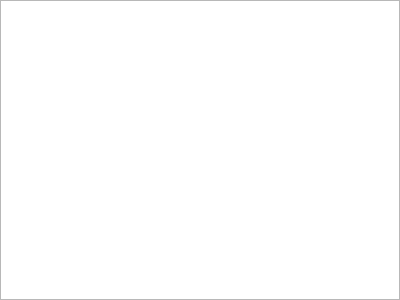
QtLab/lmApp, file longmanApp/src/appGUI/lmGraphView.ui: the form before one commit.
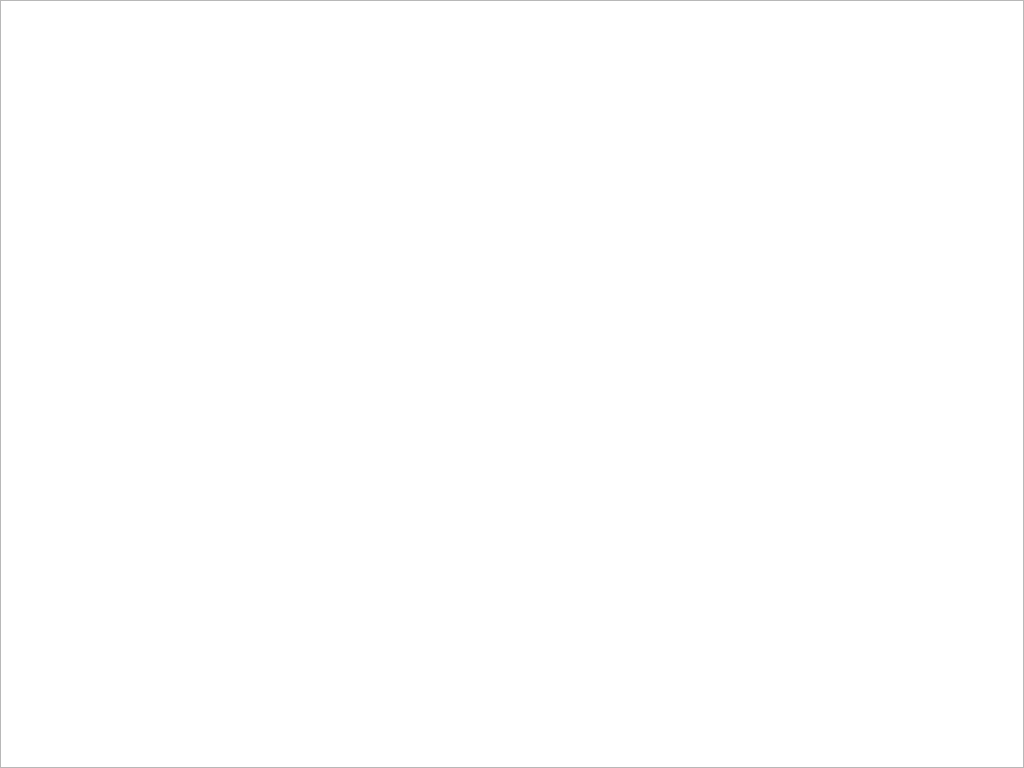
The form after the commit.

Patch:
```diff
--- a/longmanApp/src/appGUI/lmGraphView.ui
+++ b/longmanApp/src/appGUI/lmGraphView.ui
@@ -6,13 +6,37 @@
    <rect>
     <x>0</x>
     <y>0</y>
-    <width>400</width>
-    <height>300</height>
+    <width>1024</width>
+    <height>768</height>
    </rect>
   </property>
+  <property name="minimumSize">
+   <size>
+    <width>640</width>
+    <height>480</height>
+   </size>
+  </property>
   <property name="windowTitle">
    <string>lmGraphView</string>
   </property>
+  <property name="backgroundBrush">
+   <brush brushstyle="NoBrush">
+    <color alpha="255">
+     <red>222</red>
+     <green>255</green>
+     <blue>236</blue>
+    </color>
+   </brush>
+  </property>
+  <property name="foregroundBrush">
+   <brush brushstyle="NoBrush">
+    <color alpha="255">
+     <red>220</red>
+     <green>255</green>
+     <blue>226</blue>
+    </color>
+   </brush>
+  </property>
  </widget>
  <layoutdefault spacing="6" margin="11"/>
  <resources/>
```
